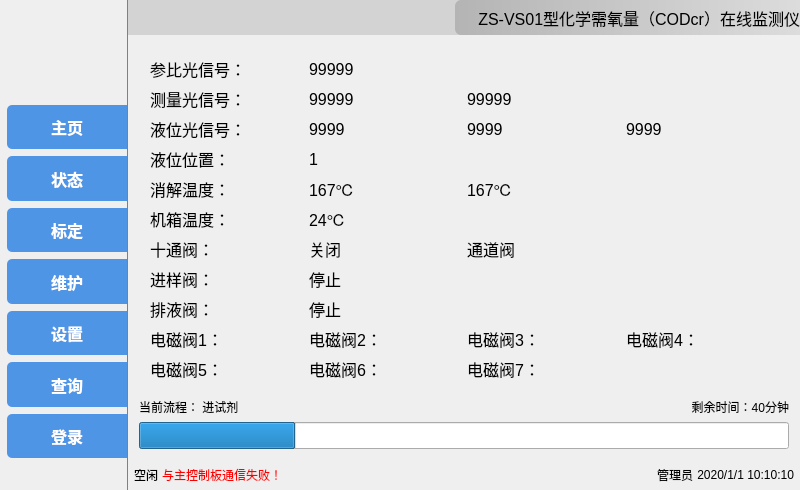
Before: the Qt Designer form qfmain.ui in DREAM251/WaterMonitoring, drawn with Qt 5.
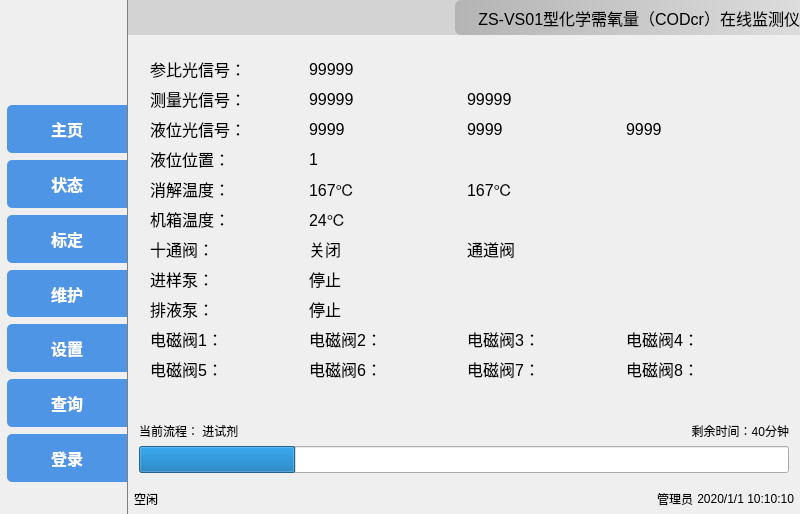
After: the same form once the commit is applied. The open tabs and pages were chosen to show the change. Icons and pictures are not drawn.

Commit message: 完成上下位机通信调试

```diff
--- a/qfmain.ui
+++ b/qfmain.ui
@@ -7,7 +7,7 @@
     <x>0</x>
     <y>0</y>
     <width>800</width>
-    <height>480</height>
+    <height>502</height>
    </rect>
   </property>
   <property name="windowTitle">
@@ -117,7 +117,7 @@
        <string notr="true"/>
       </property>
       <layout class="QGridLayout" name="gridLayout_5">
-       <item row="2" column="0">
+       <item row="3" column="0">
         <widget class="QLabel" name="label_3">
          <property name="text">
           <string>当前流程： 进试剂</string>
@@ -403,7 +403,7 @@
                 </font>
                </property>
                <property name="text">
-                <string>排液阀：</string>
+                <string>排液泵：</string>
                </property>
               </widget>
              </item>
@@ -487,7 +487,7 @@
                 </font>
                </property>
                <property name="text">
-                <string>进样阀：</string>
+                <string>进样泵：</string>
                </property>
               </widget>
              </item>
@@ -778,23 +778,43 @@
                </property>
               </spacer>
              </item>
+             <item row="1" column="7">
+              <widget class="QLabel" name="led8">
+               <property name="font">
+                <font>
+                 <pointsize>12</pointsize>
+                </font>
+               </property>
+               <property name="styleSheet">
+                <string notr="true">image: url(:/LedRed.ico);</string>
+               </property>
+               <property name="text">
+                <string/>
+               </property>
+              </widget>
+             </item>
+             <item row="1" column="6">
+              <widget class="QLabel" name="label_43">
+               <property name="font">
+                <font>
+                 <pointsize>12</pointsize>
+                </font>
+               </property>
+               <property name="text">
+                <string>电磁阀8：</string>
+               </property>
+               <property name="alignment">
+                <set>Qt::AlignRight|Qt::AlignTrailing|Qt::AlignVCenter</set>
+               </property>
+              </widget>
+             </item>
             </layout>
            </item>
           </layout>
          </widget>
         </widget>
        </item>
-       <item row="2" column="1">
-        <widget class="QLabel" name="label_4">
-         <property name="text">
-          <string>剩余时间：40分钟</string>
-         </property>
-         <property name="alignment">
-          <set>Qt::AlignRight|Qt::AlignTrailing|Qt::AlignVCenter</set>
-         </property>
-        </widget>
-       </item>
-       <item row="3" column="0" colspan="2">
+       <item row="4" column="0" colspan="2">
         <widget class="QProgressBar" name="progressBar">
          <property name="font">
           <font>
@@ -809,6 +829,28 @@
          </property>
         </widget>
        </item>
+       <item row="3" column="1">
+        <widget class="QLabel" name="label_4">
+         <property name="text">
+          <string>剩余时间：40分钟</string>
+         </property>
+         <property name="alignment">
+          <set>Qt::AlignRight|Qt::AlignTrailing|Qt::AlignVCenter</set>
+         </property>
+        </widget>
+       </item>
+       <item row="1" column="0" colspan="2">
+        <widget class="QLabel" name="Recv">
+         <property name="font">
+          <font>
+           <pointsize>12</pointsize>
+          </font>
+         </property>
+         <property name="text">
+          <string/>
+         </property>
+        </widget>
+       </item>
       </layout>
      </widget>
     </widget>
@@ -847,7 +889,7 @@
          <string notr="true"/>
         </property>
         <property name="text">
-         <string>与主控制板通信失败！</string>
+         <string/>
         </property>
        </widget>
       </item>
```
Left out of the diff: 109 changed lines with no effect on the pictures. The commit also changes 14 other files.
